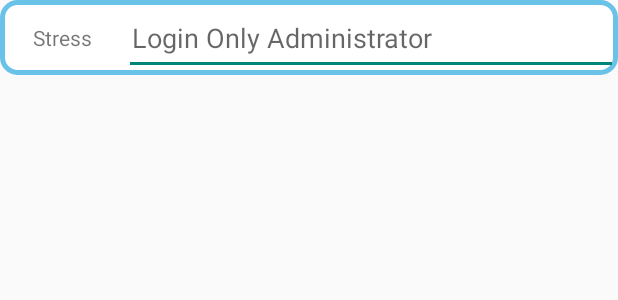
After one commit to SuyeongOh/innocare_sdk, an Android app: the layout layout_profile_element.xml on its own in the app's theme, with its tools: preview values and no code run, on a phone screen of 412 x 824 dp. The commit adds this screen. Shown: the top 300 px of the screen. Run offline under Robolectric (Android 15) with nearby library versions, the phone set to English and light mode, and no system bars.

Commit message:
add profile recyclerview

```diff
--- /dev/null
+++ b/app/src/main/res/layout/layout_profile_element.xml
@@ -0,0 +1,29 @@
+<?xml version="1.0" encoding="utf-8"?>
+<androidx.constraintlayout.widget.ConstraintLayout xmlns:android="http://schemas.android.com/apk/res/android"
+    android:layout_width="match_parent"
+    android:layout_height="50dp"
+    android:background="@drawable/rounded_text_box"
+    xmlns:app="http://schemas.android.com/apk/res-auto">
+
+    <TextView
+        android:id="@+id/element_title"
+        android:layout_width="0dp"
+        android:layout_height="match_parent"
+        android:textAlignment="center"
+        android:gravity="center"
+        app:layout_constraintWidth_percent="0.2"
+        app:layout_constraintStart_toStartOf="parent"
+        app:layout_constraintTop_toTopOf="@id/element_content"
+        app:layout_constraintBottom_toBottomOf="@id/element_content"
+        android:text="@string/stress"/>
+
+    <EditText
+        android:id="@+id/element_content"
+        android:layout_width="0dp"
+        android:layout_height="match_parent"
+        android:hint="@string/user_id_guide"
+        android:padding="5dp"
+        app:layout_constraintEnd_toEndOf="parent"
+        app:layout_constraintStart_toEndOf="@+id/element_title"
+        app:layout_constraintTop_toTopOf="parent"/>
+</androidx.constraintlayout.widget.ConstraintLayout>
--- a/app/src/main/res/values/strings.xml
+++ b/app/src/main/res/values/strings.xml
@@ -95,4 +95,9 @@ Welcome, %1$s!\n
 
     <!--profile -->
     <string name="profile_title">Health Profile</string>
+    <string name="profile_height">HEIGHT</string>
+    <string name="profile_weight">WEIGHT</string>
+    <string name="profile_age">AGE</string>
+    <string name="profile_SBP">Systolic BP</string>
+    <string name="profile_DBP">Diastolic BP</string>
 </resources>
```
Also changed, not shown: app/src/main/java/com/vitalsync/vital_sync/fragments/ProfileFragment.java (+43 -0 lines), app/src/main/java/com/vitalsync/vital_sync/ui/ProfileAdapter.java (added, +60 -0 lines), app/src/main/res/layout/fragment_profile.xml (+16 -8 lines), 1 other file.
